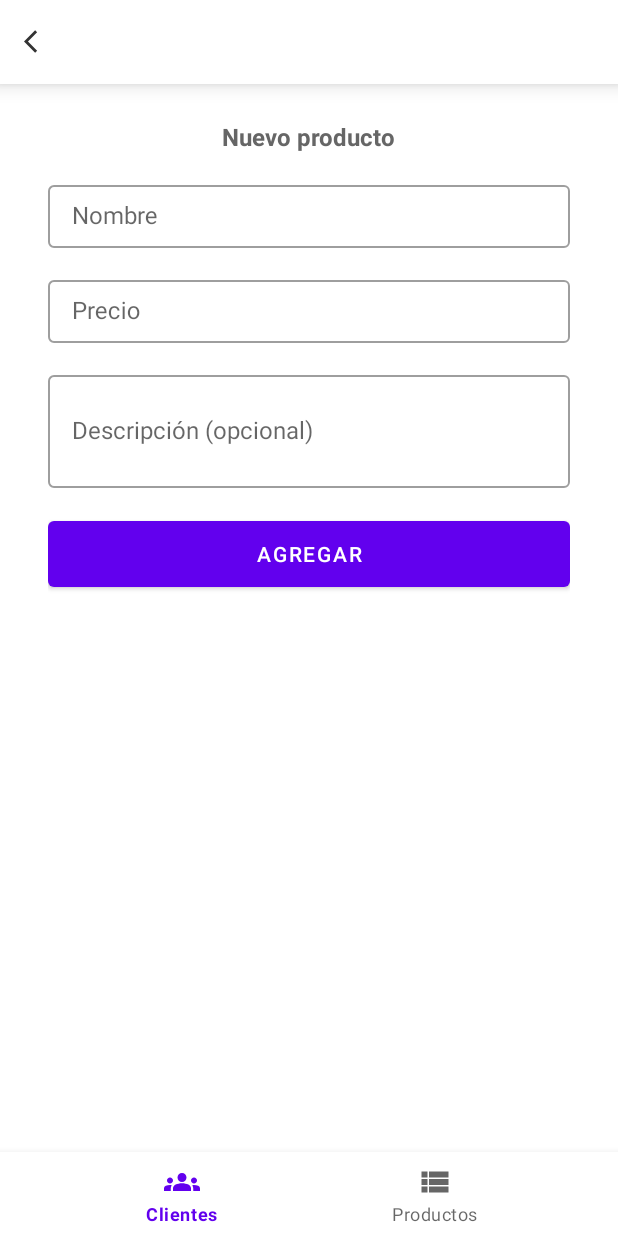
After one commit to jesusmemije/BOApp, an Android app: the BOTicketsFragment screen opened through its navigation route, on a phone screen of 412 x 824 dp. The commit adds this screen. Run offline under Robolectric (Android 15) with nearby library versions, the phone set to English and light mode, and no system bars; our stand-ins replace Room's generated code, navigation-ui; 2 statements that could not run were skipped.

Commit message:
Navegacion hacia la view de ticket

```diff
--- a/app/build.gradle
+++ b/app/build.gradle
@@ -56,6 +56,8 @@ dependencies {
     implementation("androidx.room:room-ktx:$room_version")
     annotationProcessor("androidx.room:room-compiler:$room_version")
     kapt("androidx.room:room-compiler:$room_version")
+    // Refresh view
+    implementation("androidx.swiperefreshlayout:swiperefreshlayout:1.1.0")
 
     testImplementation 'junit:junit:4.13.2'
     androidTestImplementation 'androidx.test.ext:junit:1.1.5'
--- a/app/src/main/java/com/example/boapp/database/dao/CustomerDao.kt
+++ b/app/src/main/java/com/example/boapp/database/dao/CustomerDao.kt
@@ -13,6 +13,9 @@ interface CustomerDao {
     @Query("SELECT * FROM customer_table ORDER BY id DESC")
     suspend fun getCustomers(): List<CustomerEntity>
 
+    @Query("SELECT * FROM customer_table WHERE id =:id")
+    fun getCustomerById(id: Int): CustomerEntity
+
     @Insert(onConflict = OnConflictStrategy.REPLACE)
     suspend fun insertCustomer(customerEntity: CustomerEntity): Long
 
--- a/app/src/main/java/com/example/boapp/framework/interfaces/ClickListenerNotification.kt
+++ b/app/src/main/java/com/example/boapp/framework/interfaces/ClickListenerNotification.kt
@@ -1,12 +1,11 @@
 package com.example.boapp.framework.interfaces
 
-import com.example.boapp.database.entities.CustomerEntity
 import com.example.boapp.database.entities.ProductEntity
 
 interface ClickListenerProduct {
     fun onItemClick(item: ProductEntity)
 }
 
-interface ClickListenerCustomer {
-    fun onItemClick(item: CustomerEntity)
+interface ClickListenerPosition {
+    fun onItemClick(position: Int)
 }
--- a/app/src/main/java/com/example/boapp/main/customers/adapter/CustomerAdapter.kt
+++ b/app/src/main/java/com/example/boapp/main/customers/adapter/CustomerAdapter.kt
@@ -5,9 +5,11 @@ import android.view.ViewGroup
 import androidx.recyclerview.widget.RecyclerView
 import com.example.boapp.database.entities.CustomerEntity
 import com.example.boapp.databinding.ItemCustomerBinding
+import com.example.boapp.framework.interfaces.ClickListenerPosition
 
 class CustomerAdapter(
     private val customerList: List<CustomerEntity>,
+    private var clickListener: ClickListenerPosition? = null
 ) : RecyclerView.Adapter<CustomerAdapter.CustomerAdapterHolder>() {
 
     override fun onCreateViewHolder(
@@ -21,16 +23,19 @@ class CustomerAdapter(
     override fun getItemCount(): Int = customerList.size
 
     override fun onBindViewHolder(holder: CustomerAdapterHolder, position: Int) {
-        holder.bind(customerList[position])
+        holder.bind(customerList[position], position)
     }
 
     inner class CustomerAdapterHolder(private val binding: ItemCustomerBinding) :
         RecyclerView.ViewHolder(binding.root) {
-        fun bind(item: CustomerEntity) {
+        fun bind(item: CustomerEntity, position: Int) {
             binding.apply {
                 tvLetter.text = item.name[0].toString().uppercase()
                 tvName.text = item.name
                 tvNote.text = item.note.ifEmpty { "Sin notas" }
+                llCustomerItem.setOnClickListener {
+                    clickListener?.onItemClick(position)
+                }
             }
         }
     }
--- a/app/src/main/java/com/example/boapp/main/customers/ui/BOCustomersFragment.kt
+++ b/app/src/main/java/com/example/boapp/main/customers/ui/BOCustomersFragment.kt
@@ -9,6 +9,7 @@ import android.view.ViewGroup
 import android.widget.Toast
 import androidx.core.view.isVisible
 import androidx.fragment.app.viewModels
+import androidx.navigation.fragment.findNavController
 import androidx.recyclerview.widget.LinearLayoutManager
 import androidx.recyclerview.widget.RecyclerView
 import com.example.boapp.R
@@ -16,6 +17,7 @@ import com.example.boapp.database.entities.CustomerEntity
 import com.example.boapp.databinding.FragmentBoCustomersBinding
 import com.example.boapp.framework.base.BOFragmentBase
 import com.example.boapp.framework.extension.showToastInfo
+import com.example.boapp.framework.interfaces.ClickListenerPosition
 import com.example.boapp.main.customers.adapter.CustomerAdapter
 import com.example.boapp.main.customers.util.BODialogCreateCustomer
 import com.example.boapp.main.customers.viewmodel.BOViewModelCustomer
@@ -48,6 +50,9 @@ class BOCustomersFragment : BOFragmentBase() {
     }
 
     private fun initListener() {
+        binding.refresh.setOnRefreshListener {
+            findNavController().navigate(R.id.action_navigation_customers_self)
+        }
         viewModelCustomer.getCustomers()
         binding.fabAdd.setOnClickListener {
             val dialog = BODialogCreateCustomer()
@@ -64,7 +69,14 @@ class BOCustomersFragment : BOFragmentBase() {
 
     private fun handleCustomers(): (List<CustomerEntity>?) -> Unit = { customerList ->
         if (!customerList.isNullOrEmpty()) {
-            val productAdapter = CustomerAdapter(customerList)
+            val productAdapter = CustomerAdapter(customerList, object : ClickListenerPosition {
+                override fun onItemClick(position: Int) {
+                    val mBundle = Bundle()
+
+                    mBundle.putString("customerId", customerList[position].id.toString())
+                    findNavController().navigate(R.id.action_navigation_customers_to_BOTicketsFragment, mBundle)
+                }
+            })
             binding.rvCustomers.adapter = productAdapter
             binding.rvCustomers.layoutManager = LinearLayoutManager(requireContext(), RecyclerView.VERTICAL, false)
         } else {
--- a/app/src/main/java/com/example/boapp/main/customers/util/BODialogCreateCustomer.kt
+++ b/app/src/main/java/com/example/boapp/main/customers/util/BODialogCreateCustomer.kt
@@ -62,6 +62,7 @@ class BODialogCreateCustomer() : DialogFragment() {
             binding.etName.setText("")
             binding.etNota.setText("")
             Toast(safeActivity).showToastSuccess("El cliente se ha registrado con éxito.", safeActivity)
+            dismiss()
         } else {
             Toast(safeActivity).showToastFailed("Error al registrar al cliente, intente nuevamente.", safeActivity)
         }
--- a/app/src/main/java/com/example/boapp/main/customers/viewmodel/BOViewModelCustomer.kt
+++ b/app/src/main/java/com/example/boapp/main/customers/viewmodel/BOViewModelCustomer.kt
@@ -8,6 +8,7 @@ import com.example.boapp.database.entities.CustomerEntity
 import com.example.boapp.framework.base.BOConstant
 import com.example.boapp.framework.base.BOViewModelBase
 import com.example.boapp.framework.commons.SingleLiveEvent
+import kotlinx.coroutines.Dispatchers
 import kotlinx.coroutines.launch
 
 class BOViewModelCustomer : BOViewModelBase() {
@@ -16,12 +17,16 @@ class BOViewModelCustomer : BOViewModelBase() {
     val customerList: LiveData<List<CustomerEntity>?>
         get() = customerListMLD
 
+    private var customerMLD = SingleLiveEvent<CustomerEntity?>()
+    val customer: LiveData<CustomerEntity?>
+        get() = customerMLD
+
     private var customerInsertedMLD = SingleLiveEvent<Boolean>()
     val customerInserted: LiveData<Boolean>
         get() = customerInsertedMLD
 
     fun getCustomers() {
-        viewModelScope.launch {
+        viewModelScope.launch(Dispatchers.IO) {
             isLoading.postValue(true)
             val customers = BOConstant.APP_DATABASE?.customerDao()?.getCustomers()
             Handler(Looper.getMainLooper()).postDelayed({
@@ -31,8 +36,19 @@ class BOViewModelCustomer : BOViewModelBase() {
         }
     }
 
+    fun getCustomerById(id: Int) {
+        viewModelScope.launch(Dispatchers.IO) {
+            isLoading.postValue(true)
+            val customer = BOConstant.APP_DATABASE?.customerDao()?.getCustomerById(id)
+            Handler(Looper.getMainLooper()).postDelayed({
+                customerMLD.postValue(customer)
+                isLoading.postValue(false)
+            }, 500)
+        }
+    }
+
     fun insertCustomer(customerEntity: CustomerEntity) {
-        viewModelScope.launch {
+        viewModelScope.launch(Dispatchers.IO) {
             isLoading.postValue(true)
             val addedID = BOConstant.APP_DATABASE?.customerDao()?.insertCustomer(customerEntity)
             Handler(Looper.getMainLooper()).postDelayed({
--- /dev/null
+++ b/app/src/main/java/com/example/boapp/main/tickets/ui/BOTicketsFragment.kt
@@ -0,0 +1,77 @@
+package com.example.boapp.main.tickets.ui
+
+import android.app.Activity
+import android.content.Context
+import android.os.Bundle
+import android.view.LayoutInflater
+import android.view.View
+import android.view.ViewGroup
+import android.widget.Toast
+import androidx.core.view.isVisible
+import androidx.fragment.app.viewModels
+import androidx.navigation.fragment.findNavController
+import com.example.boapp.database.entities.CustomerEntity
+import com.example.boapp.databinding.FragmentBoTicketsBinding
+import com.example.boapp.framework.base.BOFragmentBase
+import com.example.boapp.main.customers.viewmodel.BOViewModelCustomer
+
+class BOTicketsFragment : BOFragmentBase() {
+
+    private lateinit var binding: FragmentBoTicketsBinding
+    private lateinit var safeActivity: Activity
+
+    private val viewModelCustomer: BOViewModelCustomer by viewModels()
+
+    private var customerId: String = ""
+
+    override fun onAttach(context: Context) {
+        super.onAttach(context)
+        safeActivity = context as Activity
+    }
+
+    override fun onCreateView(
+        inflater: LayoutInflater, container: ViewGroup?, savedInstanceState: Bundle?
+    ): View {
+        binding = FragmentBoTicketsBinding.inflate(inflater, container, false)
+        return binding.root
+    }
+
+    override fun onViewCreated(view: View, savedInstanceState: Bundle?) {
+        super.onViewCreated(view, savedInstanceState)
+        initArguments()
+        initListener()
+        initObserves()
+    }
+
+    private fun initArguments() {
+        val bundle = this.arguments
+        if (bundle != null) {
+            customerId = bundle.getString("customerId", "0")
+        }
+        Toast.makeText(safeActivity, "DATA: $customerId", Toast.LENGTH_SHORT).show()
+    }
+
+    private fun initListener() {
+
+        binding.toolbar.btnReturn.setOnClickListener {
+            findNavController().popBackStack()
+        }
+
+
+        if (customerId != "0") {
+            viewModelCustomer.getCustomerById(customerId.toInt())
+        }
+    }
+
+    private fun initObserves() {
+        viewModelCustomer.customer.observe(viewLifecycleOwner, handleCustomer())
+        viewModelCustomer.isLoading.observe(viewLifecycleOwner) { isVisible ->
+            binding.loader.contentLoading.isVisible = isVisible
+        }
+    }
+
+    private fun handleCustomer(): (CustomerEntity?) -> Unit = { customer ->
+        println(customer)
+        binding.toolbar.tvTitle.text = customer?.name
+    }
+}
--- a/app/src/main/res/layout/fragment_bo_customers.xml
+++ b/app/src/main/res/layout/fragment_bo_customers.xml
@@ -15,11 +15,16 @@
             android:id="@+id/toolbar"
             layout="@layout/bo_toolbar_generic" />
 
+        <androidx.swiperefreshlayout.widget.SwipeRefreshLayout
+            android:id="@+id/refresh"
+            android:layout_width="match_parent"
+            android:layout_height="match_parent"
+            android:layout_marginVertical="60dp">
+
             <!-- Product List -->
             <androidx.core.widget.NestedScrollView
                 android:layout_width="match_parent"
-            android:layout_height="match_parent"
-            android:layout_marginVertical="60dp">
+                android:layout_height="match_parent">
 
                 <LinearLayout
                     android:layout_width="match_parent"
@@ -37,6 +42,8 @@
                 </LinearLayout>
 
             </androidx.core.widget.NestedScrollView>
+
+        </androidx.swiperefreshlayout.widget.SwipeRefreshLayout>
 
         <!-- Floating button add -->
         <com.google.android.material.floatingactionbutton.FloatingActionButton
--- /dev/null
+++ b/app/src/main/res/layout/fragment_bo_tickets.xml
@@ -0,0 +1,139 @@
+<?xml version="1.0" encoding="utf-8"?>
+<androidx.coordinatorlayout.widget.CoordinatorLayout xmlns:android="http://schemas.android.com/apk/res/android"
+    xmlns:tools="http://schemas.android.com/tools"
+    android:layout_width="match_parent"
+    android:layout_height="match_parent"
+    android:orientation="vertical"
+    tools:context=".main.tickets.ui.BOTicketsFragment">
+
+    <!-- Content -->
+    <LinearLayout
+        android:layout_width="match_parent"
+        android:layout_height="match_parent"
+        android:orientation="vertical">
+
+        <!-- AppBar -->
+        <include
+            android:id="@+id/toolbar"
+            layout="@layout/bo_toolbar_generic" />
+
+        <LinearLayout
+            android:layout_width="match_parent"
+            android:layout_height="match_parent"
+            android:orientation="vertical"
+            android:paddingHorizontal="@dimen/size_32dp">
+
+            <TextView
+                android:layout_width="wrap_content"
+                android:layout_height="wrap_content"
+                android:layout_gravity="center_horizontal"
+                android:layout_marginTop="@dimen/size_24dp"
+                android:text="@string/new_product"
+                android:textColor="@color/grafito"
+                android:textSize="@dimen/size_16sp"
+                android:textStyle="bold" />
+
+            <LinearLayout
+                android:layout_width="match_parent"
+                android:layout_height="wrap_content"
+                android:layout_marginTop="@dimen/size_16dp"
+                android:orientation="vertical">
+
+                <com.google.android.material.textfield.TextInputLayout
+                    android:id="@+id/tilProduct"
+                    style="@style/Theme_InputText"
+                    android:layout_width="match_parent"
+                    android:layout_height="wrap_content"
+                    android:hint="@string/name">
+
+                    <com.google.android.material.textfield.TextInputEditText
+                        android:id="@+id/etName"
+                        style="@style/Theme_InputText"
+                        android:layout_width="match_parent"
+                        android:layout_height="wrap_content"
+                        android:inputType="textCapWords"
+                        android:paddingVertical="@dimen/size_10dp"
+                        android:textSize="@dimen/size_16sp" />
+
+                </com.google.android.material.textfield.TextInputLayout>
+
+            </LinearLayout>
+
+            <LinearLayout
+                android:layout_width="match_parent"
+                android:layout_height="wrap_content"
+                android:layout_marginTop="@dimen/size_16dp"
+                android:orientation="vertical">
+
+                <com.google.android.material.textfield.TextInputLayout
+                    android:id="@+id/tilPrice"
+                    style="@style/Theme_InputText"
+                    android:layout_width="match_parent"
+                    android:layout_height="wrap_content"
+                    android:hint="@string/price">
+
+                    <com.google.android.material.textfield.TextInputEditText
+                        android:id="@+id/etPrice"
+                        style="@style/Theme_InputText"
+                        android:layout_width="match_parent"
+                        android:layout_height="wrap_content"
+                        android:ems="10"
+                        android:inputType="number"
+                        android:maxLength="3"
+                        android:paddingVertical="@dimen/size_10dp"
+                        android:textSize="@dimen/size_16sp" />
+
+                </com.google.android.material.textfield.TextInputLayout>
+
+            </LinearLayout>
+
+            <LinearLayout
+                android:layout_width="match_parent"
+                android:layout_height="wrap_content"
+                android:layout_marginTop="@dimen/size_16dp"
+                android:orientation="vertical">
+
+                <com.google.android.material.textfield.TextInputLayout
+                    android:id="@+id/tilDescription"
+                    style="@style/Theme_InputText"
+                    android:layout_width="match_parent"
+                    android:layout_height="wrap_content"
+                    android:hint="@string/description">
+
+                    <com.google.android.material.textfield.TextInputEditText
+                        android:id="@+id/etDescription"
+                        style="@style/Theme_InputText"
+                        android:layout_width="match_parent"
+                        android:layout_height="wrap_content"
+                        android:inputType="text|textMultiLine"
+                        android:lines="2"
+                        android:textSize="@dimen/size_16sp" />
+
+                </com.google.android.material.textfield.TextInputLayout>
+
+            </LinearLayout>
+
+            <LinearLayout
+                android:layout_width="match_parent"
+                android:layout_height="wrap_content"
+                android:layout_marginTop="@dimen/size_16dp"
+                android:orientation="vertical">
+
+                <Button
+                    android:id="@+id/btnAdd"
+                    android:layout_width="match_parent"
+                    android:layout_height="@dimen/size_56dp"
+                    android:text="@string/add" />
+
+            </LinearLayout>
+
+        </LinearLayout>
+
+    </LinearLayout>
+
+    <!-- Loader screen -->
+    <include
+        android:id="@+id/loader"
+        layout="@layout/bo_loader_generic" />
+
+</androidx.coordinatorlayout.widget.CoordinatorLayout>
--- a/app/src/main/res/layout/item_customer.xml
+++ b/app/src/main/res/layout/item_customer.xml
@@ -7,6 +7,7 @@
     android:orientation="vertical">
 
     <LinearLayout
+        android:id="@+id/llCustomerItem"
         android:layout_width="match_parent"
         android:layout_height="wrap_content"
         android:gravity="center_vertical"
--- a/app/src/main/res/navigation/mobile_navigation.xml
+++ b/app/src/main/res/navigation/mobile_navigation.xml
@@ -9,7 +9,14 @@
         android:id="@+id/navigation_customers"
         android:name="com.example.boapp.main.customers.ui.BOCustomersFragment"
         android:label="@string/title_customers"
-        tools:layout="@layout/fragment_bo_customers" />
+        tools:layout="@layout/fragment_bo_customers" >
+        <action
+            android:id="@+id/action_navigation_customers_self"
+            app:destination="@id/navigation_customers" />
+        <action
+            android:id="@+id/action_navigation_customers_to_BOTicketsFragment"
+            app:destination="@id/BOTicketsFragment" />
+    </fragment>
 
     <fragment
         android:id="@+id/navigation_products"
@@ -26,4 +33,9 @@
         android:name="com.example.boapp.main.products.ui.BOCreateProductFragment"
         android:label="fragment_bo_create_product"
         tools:layout="@layout/fragment_bo_create_product" />
+    <fragment
+        android:id="@+id/BOTicketsFragment"
+        android:name="com.example.boapp.main.tickets.ui.BOTicketsFragment"
+        android:label="fragment_bo_tickets"
+        tools:layout="@layout/fragment_bo_tickets" />
 </navigation>
--- a/app/src/main/res/values/strings.xml
+++ b/app/src/main/res/values/strings.xml
@@ -8,4 +8,7 @@
     <string name="description">Descripción (opcional)</string>
     <string name="todo">todo</string>
     <string name="format_coin">$%,.0f</string>
+    <string name="ticket">Ticket</string>
+    <!-- TODO: Remove or change this placeholder text -->
+    <string name="hello_blank_fragment">Hello blank fragment</string>
 </resources>
```
Lines whose indentation alone changed are shown as unchanged.
